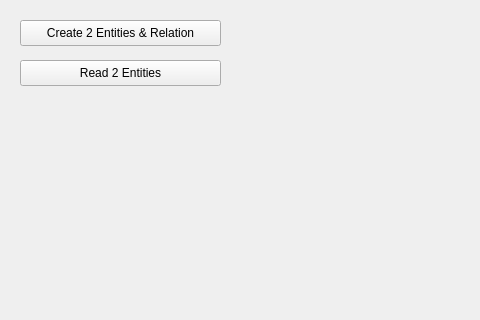
Qt form src/simulator/mainwindow.ui (guyvdb/worldsim) before a commit; both pictures show x 0 to 480 and y 0 to 320 of the 800 by 600 pixel window.
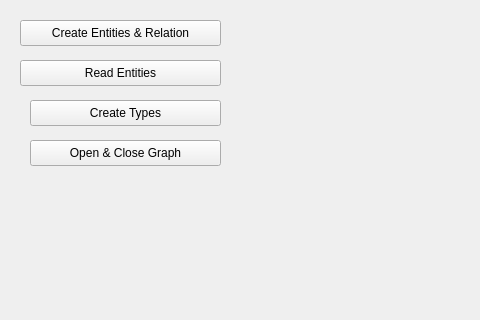
The same form after that commit.

Commit message: Work on type registry

Patch:
```diff
--- a/src/simulator/mainwindow.ui
+++ b/src/simulator/mainwindow.ui
@@ -24,7 +24,7 @@
      </rect>
     </property>
     <property name="text">
-     <string>Create 2 Entities &amp;&amp; Relation</string>
+     <string>Create Entities &amp;&amp; Relation</string>
     </property>
    </widget>
    <widget class="QPushButton" name="pushButton_2">
@@ -37,7 +37,33 @@
      </rect>
     </property>
     <property name="text">
-     <string>Read 2 Entities</string>
+     <string>Read Entities</string>
+    </property>
+   </widget>
+   <widget class="QPushButton" name="pushButton_3">
+    <property name="geometry">
+     <rect>
+      <x>30</x>
+      <y>100</y>
+      <width>191</width>
+      <height>26</height>
+     </rect>
+    </property>
+    <property name="text">
+     <string>Create Types</string>
+    </property>
+   </widget>
+   <widget class="QPushButton" name="pushButton_4">
+    <property name="geometry">
+     <rect>
+      <x>30</x>
+      <y>140</y>
+      <width>191</width>
+      <height>26</height>
+     </rect>
+    </property>
+    <property name="text">
+     <string>Open &amp;&amp; Close Graph</string>
     </property>
    </widget>
   </widget>
```
The commit also changes 33 other files.
